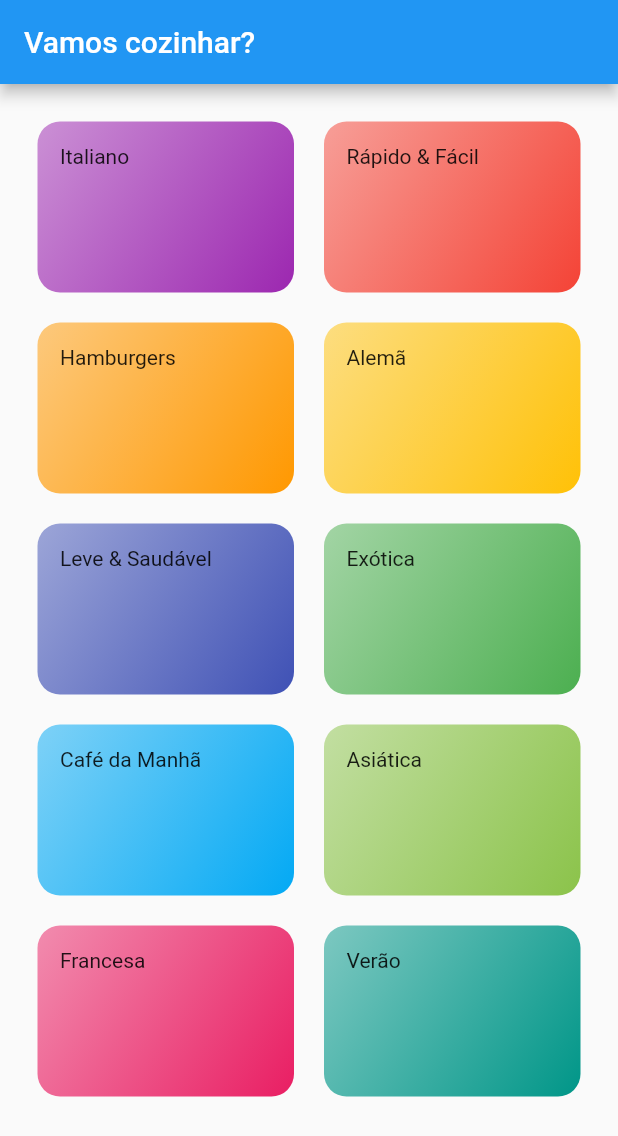
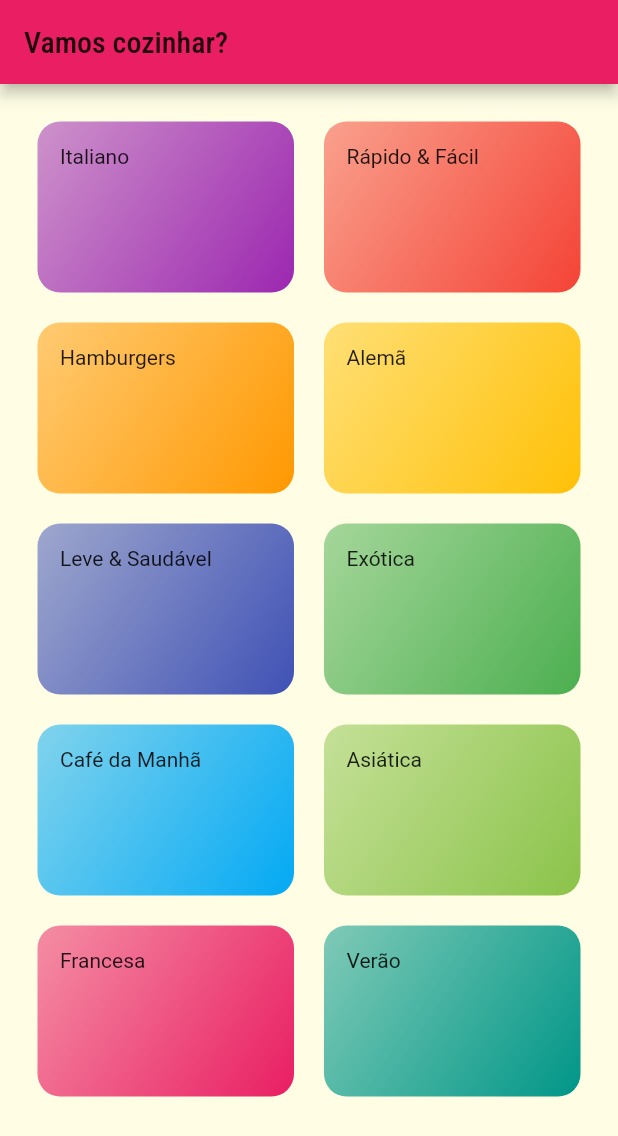
Before and after one commit to kadeguilherme/meals, a Flutter app: the screen it shows after launch, on a phone screen of 412 x 824 dp. Shown: the top 1136 px of the screen. Run offline on Flutter 3.47's test engine with Material 2 defaults, Android fonts, the phone set to English and light mode, and no system bars.

Commit message:
Colocando Theme no main.dart

```diff
--- a/lib/main.dart
+++ b/lib/main.dart
@@ -12,7 +12,16 @@ class MyApp extends StatelessWidget {
       debugShowCheckedModeBanner: false,
       title: 'Vamos cozinhar',
       theme: ThemeData(
-        primarySwatch: Colors.blue,
+        primarySwatch: Colors.pink,
+        accentColor: Colors.amber,
+        canvasColor: Color.fromRGBO(255, 254, 229, 1),
+        fontFamily: 'Raleway',
+        textTheme: ThemeData.light().textTheme.copyWith(
+              headline6: TextStyle(
+                fontSize: 20,
+                fontFamily: 'RobotoCondensed',
+              ),
+            ),
       ),
       home: CategoriesScreen(),
     );
--- a/lib/screens/categories_screen.dart
+++ b/lib/screens/categories_screen.dart
@@ -8,7 +8,10 @@ class CategoriesScreen extends StatelessWidget {
     //gRIDvIEW OARECIDA COM LISTVIEW
     return Scaffold(
       appBar: AppBar(
-        title: Text('Vamos cozinhar?'),
+        title: Text(
+          'Vamos cozinhar?',
+          style: Theme.of(context).textTheme.headline6,
+        ),
       ),
       body: GridView(
         padding: EdgeInsets.all(25),
```
Also changed, not shown: pubspec.yaml (+17 -11 lines), lib/assets/fonts/Raleway-Black.ttf (added), lib/assets/fonts/Raleway-Bold.ttf (added), lib/assets/fonts/Raleway-Regular.ttf (added), lib/assets/fonts/RobotoCondensed-Bold.ttf (added), lib/assets/fonts/RobotoCondensed-Italic.ttf (added), lib/assets/fonts/RobotoCondensed-Light.ttf (added), lib/assets/fonts/RobotoCondensed-Regular.ttf (added).
